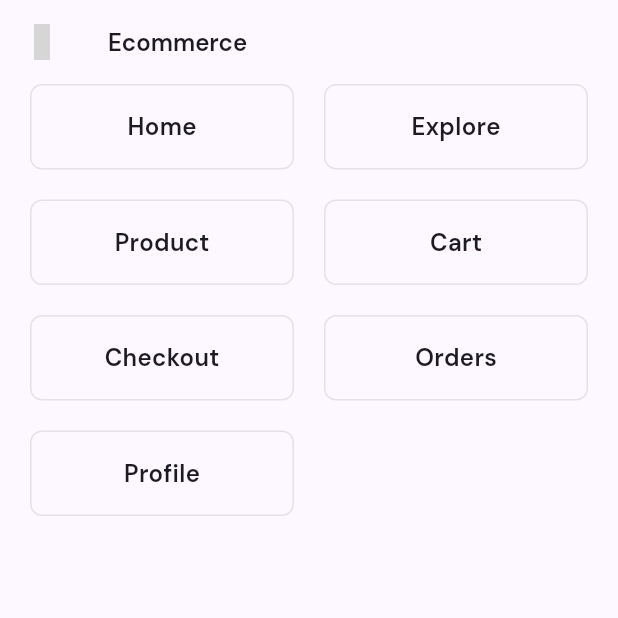
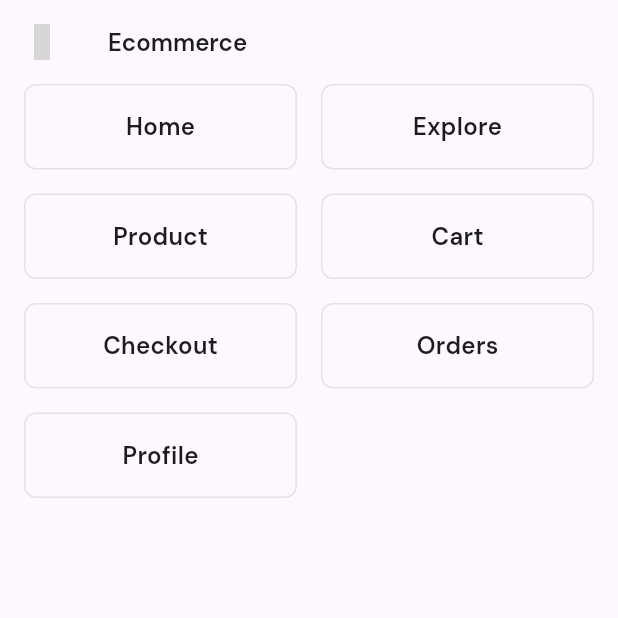
Before and after one commit to withden/pagger, a Flutter app: the screen it shows after launch, after a tap on "Ecommerce 1", on a phone screen of 412 x 824 dp, the top half of it. Run offline on Flutter 3.47's test engine with Material 3 defaults, Android fonts, the phone set to English and light mode, and no system bars; our stand-ins replace get, google_fonts, image_picker, material_symbols_icons, shared_preferences, syncfusion_flutter_charts; grey boxes are pictures that could not be loaded.

Commit message:
fix(design): home-screens

```diff
--- a/lib/kit/home/apps_home.dart
+++ b/lib/kit/home/apps_home.dart
@@ -29,7 +29,7 @@ class _AppsHomeState extends State<AppsHome> {
 
   double mainGridAspectRatio() {
     final double width = MediaQuery.of(context).size.width;
-    const int extraSpacing = 60;
+    const int extraSpacing = 16 * 3;
     const int gridCount = 2;
     const int fixHeight = 93;
     return ((width - extraSpacing) / gridCount) / fixHeight;
@@ -37,7 +37,7 @@ class _AppsHomeState extends State<AppsHome> {
 
   double gridAspectRatio() {
     final double width = MediaQuery.of(context).size.width;
-    const int extraSpacing = 60;
+    const int extraSpacing = 16 * 3;
     const int gridCount = 2;
     const int fixHeight = 57;
     return ((width - extraSpacing) / gridCount) / fixHeight;
@@ -49,7 +49,7 @@ class _AppsHomeState extends State<AppsHome> {
       builder: (BuildContext context, AppNotifier value, Widget? child) {
         theme = Style.theme();
         return ListView(
-          padding: const EdgeInsets.fromLTRB(20, 0, 20, 30),
+          padding: const EdgeInsets.fromLTRB(16, 0, 16, 30),
           shrinkWrap: true,
           physics: const ClampingScrollPhysics(),
           children: <Widget>[
@@ -59,10 +59,10 @@ class _AppsHomeState extends State<AppsHome> {
                 crossAxisCount: 2,
                 physics: const ClampingScrollPhysics(),
                 shrinkWrap: true,
-                padding: const EdgeInsets.fromLTRB(0, 0, 0, 20),
-                mainAxisSpacing: 20,
+                padding: const EdgeInsets.fromLTRB(0, 0, 0, 16),
+                mainAxisSpacing: 16,
                 childAspectRatio: mainGridAspectRatio(),
-                crossAxisSpacing: 20,
+                crossAxisSpacing: 16,
                 children: [
                   DemoNavigationItem(
                       title: "Ecommerce 1",
@@ -73,10 +73,10 @@ class _AppsHomeState extends State<AppsHome> {
                                 crossAxisCount: 2,
                                 physics: const ClampingScrollPhysics(),
                                 shrinkWrap: true,
-                                padding: const EdgeInsets.fromLTRB(20, 0, 20, 20),
-                                mainAxisSpacing: 20,
+                                padding: const EdgeInsets.fromLTRB(16, 0, 16, 16),
+                                mainAxisSpacing: 16,
                                 childAspectRatio: gridAspectRatio(),
-                                crossAxisSpacing: 20,
+                                crossAxisSpacing: 16,
                                 children: [
                                   DemoNavigationItem(title: "Home", navigation: () => const shopping_home_1.ShoppingHomeView()),
                                   DemoNavigationItem(title: "Explore", navigation: () => const shopping_explore_1.ShoppingExploreView()),
@@ -96,10 +96,10 @@ class _AppsHomeState extends State<AppsHome> {
                                 crossAxisCount: 2,
                                 physics: const ClampingScrollPhysics(),
                                 shrinkWrap: true,
-                                padding: const EdgeInsets.fromLTRB(20, 0, 20, 20),
-                                mainAxisSpacing: 20,
+                                padding: const EdgeInsets.fromLTRB(16, 0, 16, 16),
+                                mainAxisSpacing: 16,
                                 childAspectRatio: gridAspectRatio(),
-                                crossAxisSpacing: 20,
+                                crossAxisSpacing: 16,
                                 children: [
                                   DemoNavigationItem(title: "Home", navigation: () => const health_home_1.HealthViewView()),
                                   DemoNavigationItem(title: "Activity", navigation: () => const health_activity_1.HealthActivityView()),
@@ -109,7 +109,7 @@ class _AppsHomeState extends State<AppsHome> {
                           )),
                 ]),
             Container(
-              padding: const EdgeInsets.all(20),
+              padding: const EdgeInsets.all(16),
               decoration: BoxDecoration(
                 borderRadius: BorderRadius.circular(12),
                 color: theme.colorScheme.primaryContainer,
```
